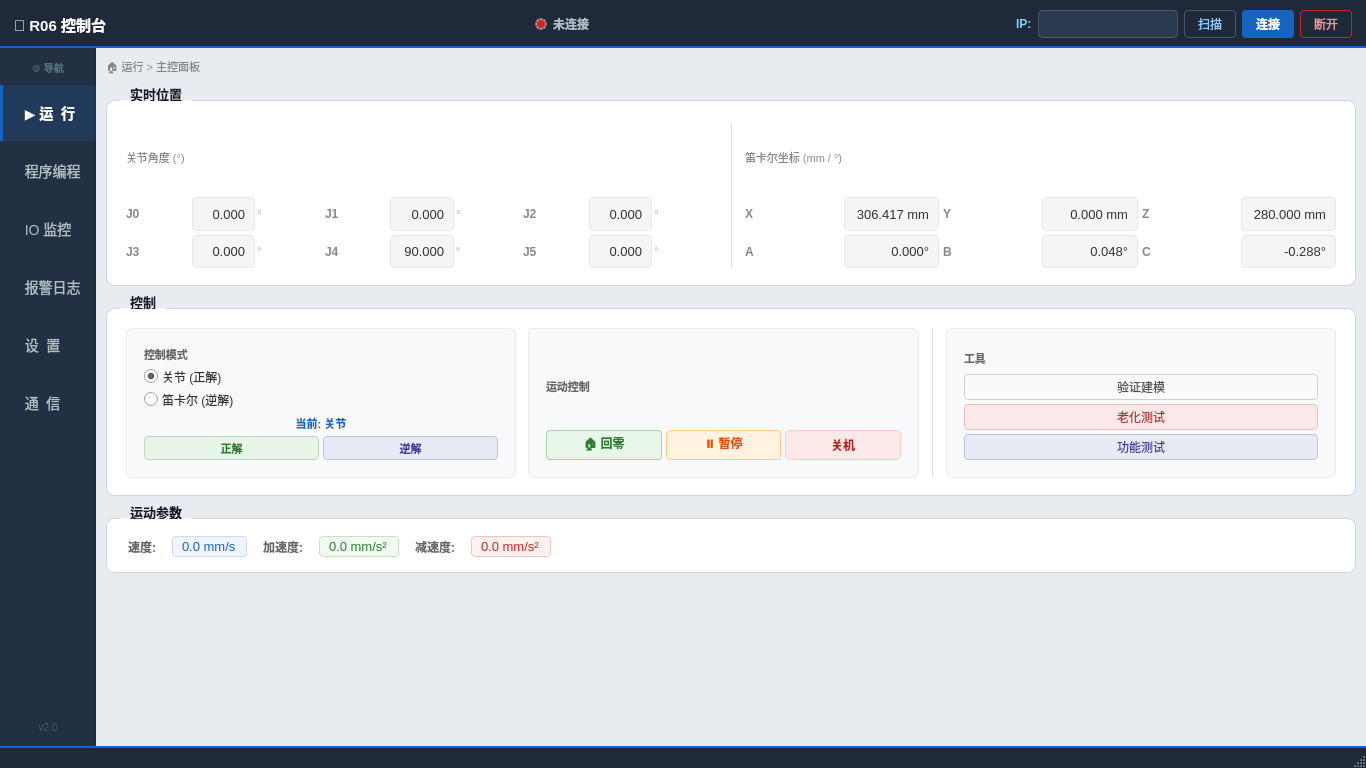
Above: mainwindow.ui from shenmmz/robot before the change. Below: the same form after it.
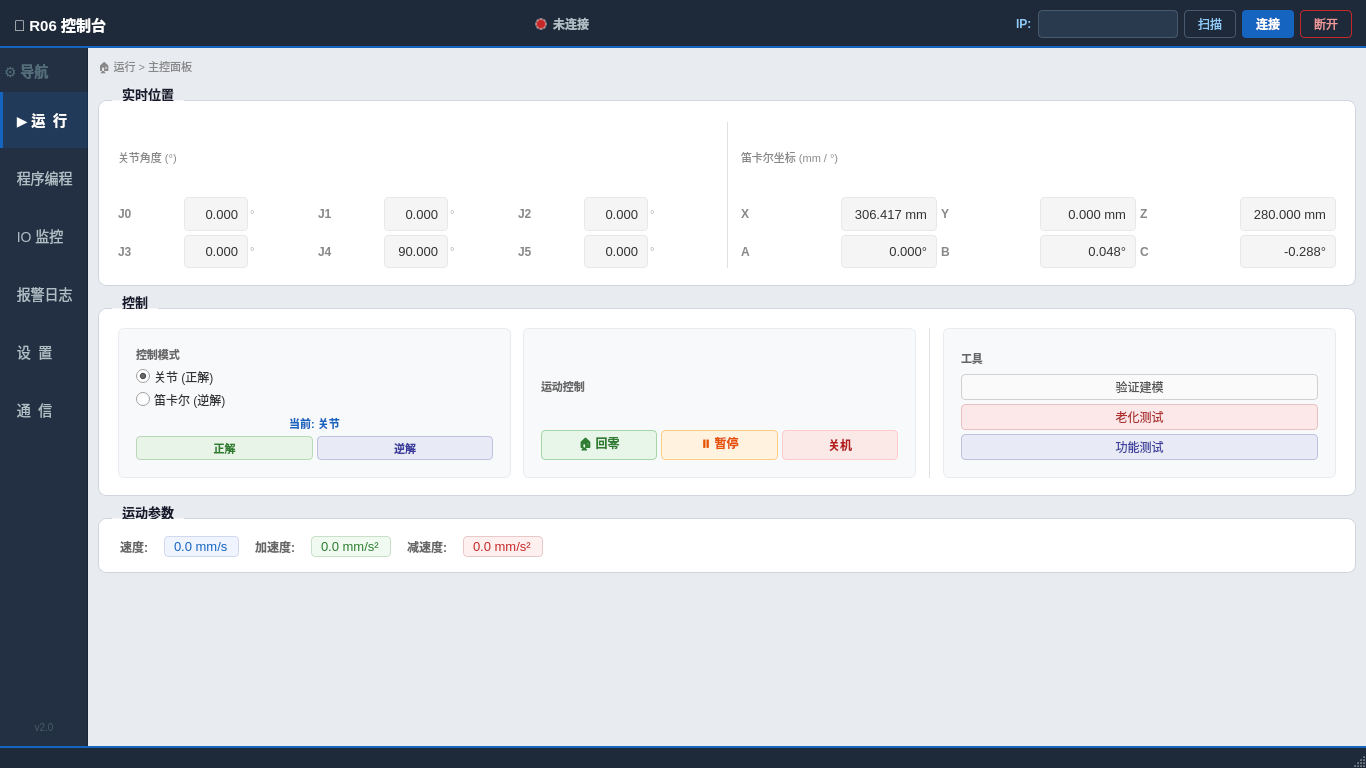
That is the form after the change.

Commit message: 导航这一列按钮字体加大

```diff
--- a/mainwindow.ui
+++ b/mainwindow.ui
@@ -230,13 +230,13 @@
         <widget class="QFrame" name="sideBar">
          <property name="minimumSize">
           <size>
-           <width>96</width>
+           <width>88</width>
            <height>0</height>
           </size>
          </property>
          <property name="maximumSize">
           <size>
-           <width>96</width>
+           <width>88</width>
            <height>16777215</height>
           </size>
          </property>
@@ -262,13 +262,13 @@
           <item>
            <widget class="QLabel" name="sideTitle">
             <property name="styleSheet">
-             <string>color:#546e7a;font-size:10px;font-weight:bold;border:none;background:transparent;padding:4px 0 8px 0;</string>
+             <string>color:#546e7a;font-size:14px;font-weight:bold;border:none;background:transparent;padding:4px 0 8px 0;</string>
             </property>
             <property name="text">
              <string>⚙ 导航</string>
             </property>
             <property name="alignment">
-             <set>Qt::AlignmentFlag::AlignCenter</set>
+             <set>Qt::AlignmentFlag::AlignLeft</set>
             </property>
            </widget>
           </item>
@@ -281,7 +281,7 @@
              </size>
             </property>
             <property name="styleSheet">
-             <string>QPushButton{background:transparent;color:#b0bec5;border:none;border-left:3px solid transparent;text-align:left;padding:10px 14px;font-size:14px;}
+             <string>QPushButton{background:transparent;color:#b0bec5;border:none;border-left:3px solid transparent;text-align:left;padding:10px 14px 10px 6px;font-size:14px;}
 QPushButton:hover{background:rgba(255,255,255,0.06);color:#cfd8dc;}
 QPushButton:checked{background:rgba(21,101,192,0.18);color:#fff;border-left:3px solid #1565c0;font-weight:bold;}</string>
             </property>
@@ -305,7 +305,7 @@
              </size>
             </property>
             <property name="styleSheet">
-             <string>QPushButton{background:transparent;color:#b0bec5;border:none;border-left:3px solid transparent;text-align:left;padding:10px 14px;font-size:14px;}
+             <string>QPushButton{background:transparent;color:#b0bec5;border:none;border-left:3px solid transparent;text-align:left;padding:10px 14px 10px 6px;font-size:14px;}
 QPushButton:hover{background:rgba(255,255,255,0.06);color:#cfd8dc;}
 QPushButton:checked{background:rgba(21,101,192,0.18);color:#fff;border-left:3px solid #1565c0;font-weight:bold;}</string>
             </property>
@@ -326,7 +326,7 @@
              </size>
             </property>
             <property name="styleSheet">
-             <string>QPushButton{background:transparent;color:#b0bec5;border:none;border-left:3px solid transparent;text-align:left;padding:10px 14px;font-size:14px;}
+             <string>QPushButton{background:transparent;color:#b0bec5;border:none;border-left:3px solid transparent;text-align:left;padding:10px 14px 10px 6px;font-size:14px;}
 QPushButton:hover{background:rgba(255,255,255,0.06);color:#cfd8dc;}
 QPushButton:checked{background:rgba(21,101,192,0.18);color:#fff;border-left:3px solid #1565c0;font-weight:bold;}</string>
             </property>
@@ -347,7 +347,7 @@
              </size>
             </property>
             <property name="styleSheet">
-             <string>QPushButton{background:transparent;color:#b0bec5;border:none;border-left:3px solid transparent;text-align:left;padding:10px 14px;font-size:14px;}
+             <string>QPushButton{background:transparent;color:#b0bec5;border:none;border-left:3px solid transparent;text-align:left;padding:10px 14px 10px 6px;font-size:14px;}
 QPushButton:hover{background:rgba(255,255,255,0.06);color:#cfd8dc;}
 QPushButton:checked{background:rgba(21,101,192,0.18);color:#fff;border-left:3px solid #1565c0;font-weight:bold;}</string>
             </property>
@@ -368,7 +368,7 @@
              </size>
             </property>
             <property name="styleSheet">
-             <string>QPushButton{background:transparent;color:#b0bec5;border:none;border-left:3px solid transparent;text-align:left;padding:10px 14px;font-size:14px;}
+             <string>QPushButton{background:transparent;color:#b0bec5;border:none;border-left:3px solid transparent;text-align:left;padding:10px 14px 10px 6px;font-size:14px;}
 QPushButton:hover{background:rgba(255,255,255,0.06);color:#cfd8dc;}
 QPushButton:checked{background:rgba(21,101,192,0.18);color:#fff;border-left:3px solid #1565c0;font-weight:bold;}</string>
             </property>
@@ -389,7 +389,7 @@
              </size>
             </property>
             <property name="styleSheet">
-             <string>QPushButton{background:transparent;color:#b0bec5;border:none;border-left:3px solid transparent;text-align:left;padding:10px 14px;font-size:14px;}
+             <string>QPushButton{background:transparent;color:#b0bec5;border:none;border-left:3px solid transparent;text-align:left;padding:10px 14px 10px 6px;font-size:14px;}
 QPushButton:hover{background:rgba(255,255,255,0.06);color:#cfd8dc;}
 QPushButton:checked{background:rgba(21,101,192,0.18);color:#fff;border-left:3px solid #1565c0;font-weight:bold;}</string>
             </property>
```
The commit also changes 3 other files.
